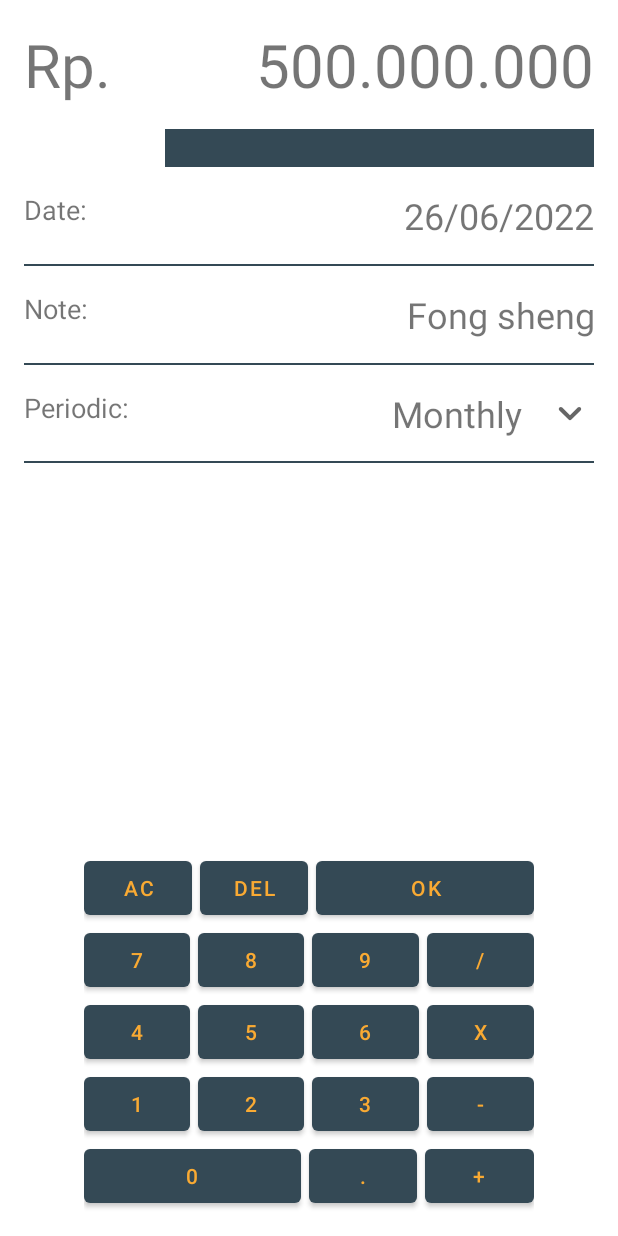
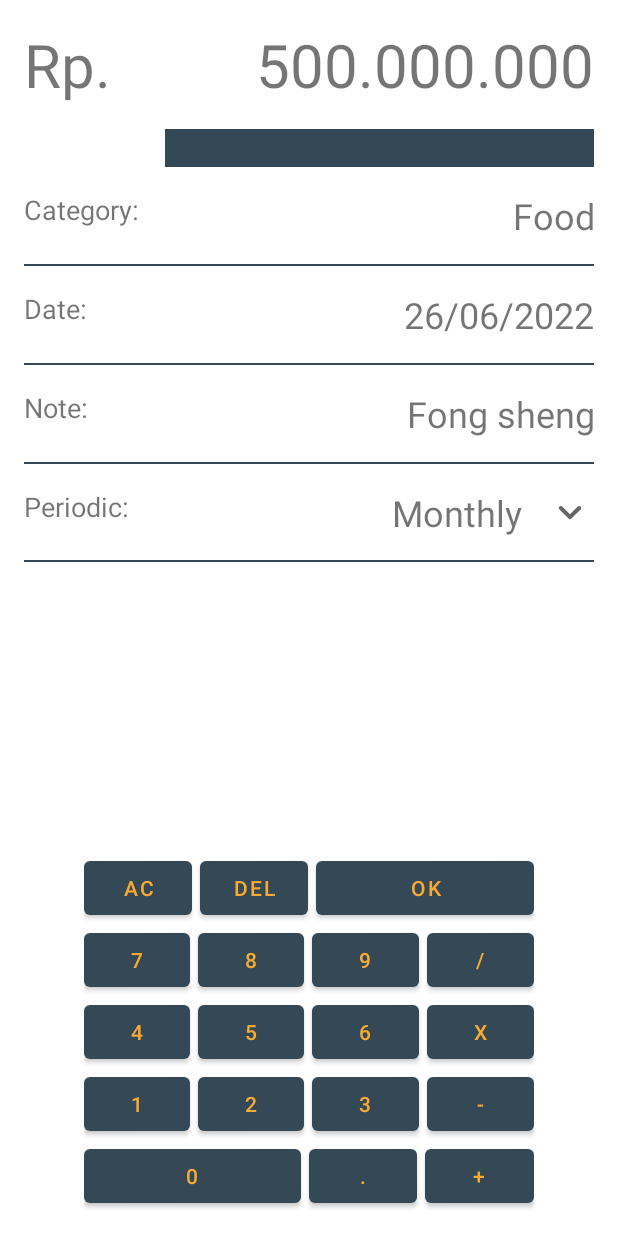
Before and after one commit to arnoldjas/fincord, an Android app: the layout fragment_detail.xml on its own in the app's theme, with its tools: preview values and no code run, on a phone screen of 412 x 824 dp. Run offline under Robolectric (Android 15) with nearby library versions, the phone set to English and light mode, and no system bars.

Commit message:
develop detail ui

```diff
--- a/app/src/main/res/layout/fragment_detail.xml
+++ b/app/src/main/res/layout/fragment_detail.xml
@@ -45,15 +45,15 @@
         app:layout_constraintStart_toStartOf="parent"
         android:layout_marginStart="16dp"
         android:layout_marginTop="16dp"
-        android:text="Date:"
+        android:text="Category:"
         android:textSize="18dp"/>
 
     <TextView
-        android:id="@+id/date"
+        android:id="@+id/category"
         android:layout_width="match_parent"
         android:layout_height="wrap_content"
         app:layout_constraintTop_toBottomOf="@id/divider1"
-        tools:text="26/06/2022"
+        tools:text="Food"
         android:gravity="end"
         android:textSize="24dp"
         android:layout_margin="16dp"/>
@@ -65,7 +65,7 @@
         app:dividerInsetStart="16dp"
         app:dividerInsetEnd="16dp"
         android:layout_marginTop="16dp"
-        app:layout_constraintTop_toBottomOf="@+id/date"/>
+        app:layout_constraintTop_toBottomOf="@+id/category"/>
 
     <TextView
         android:layout_width="wrap_content"
@@ -74,14 +74,15 @@
         app:layout_constraintStart_toStartOf="parent"
         android:layout_marginStart="16dp"
         android:layout_marginTop="16dp"
-        android:text="Note:"
+        android:text="Date:"
         android:textSize="18dp"/>
+
     <TextView
-        android:id="@+id/note"
+        android:id="@+id/date"
         android:layout_width="match_parent"
         android:layout_height="wrap_content"
         app:layout_constraintTop_toBottomOf="@id/divider2"
-        tools:text="Fong sheng"
+        tools:text="26/06/2022"
         android:gravity="end"
         android:textSize="24dp"
         android:layout_margin="16dp"/>
@@ -93,12 +94,40 @@
         app:dividerInsetStart="16dp"
         app:dividerInsetEnd="16dp"
         android:layout_marginTop="16dp"
+        app:layout_constraintTop_toBottomOf="@+id/date"/>
+
+    <TextView
+        android:layout_width="wrap_content"
+        android:layout_height="wrap_content"
+        app:layout_constraintTop_toBottomOf="@id/divider3"
+        app:layout_constraintStart_toStartOf="parent"
+        android:layout_marginStart="16dp"
+        android:layout_marginTop="16dp"
+        android:text="Note:"
+        android:textSize="18dp"/>
+    <TextView
+        android:id="@+id/note"
+        android:layout_width="match_parent"
+        android:layout_height="wrap_content"
+        app:layout_constraintTop_toBottomOf="@id/divider3"
+        tools:text="Fong sheng"
+        android:gravity="end"
+        android:textSize="24dp"
+        android:layout_margin="16dp"/>
+
+    <com.google.android.material.divider.MaterialDivider
+        android:id="@+id/divider4"
+        android:layout_width="match_parent"
+        android:layout_height="wrap_content"
+        app:dividerInsetStart="16dp"
+        app:dividerInsetEnd="16dp"
+        android:layout_marginTop="16dp"
         app:layout_constraintTop_toBottomOf="@+id/note"/>
 
     <TextView
         android:layout_width="wrap_content"
         android:layout_height="wrap_content"
-        app:layout_constraintTop_toBottomOf="@id/divider3"
+        app:layout_constraintTop_toBottomOf="@id/divider4"
         app:layout_constraintStart_toStartOf="parent"
         android:layout_marginStart="16dp"
         android:layout_marginTop="16dp"
@@ -109,7 +138,7 @@
         android:id="@+id/periodic"
         android:layout_width="0dp"
         android:layout_height="wrap_content"
-        app:layout_constraintTop_toBottomOf="@id/divider3"
+        app:layout_constraintTop_toBottomOf="@id/divider4"
         app:layout_constraintEnd_toStartOf="@id/dropdown_menu"
         tools:text="Monthly"
         android:gravity="end"
@@ -120,14 +149,14 @@
         android:id="@+id/dropdown_menu"
         android:layout_width="32dp"
         android:layout_height="32dp"
-        app:layout_constraintTop_toBottomOf="@id/divider3"
+        app:layout_constraintTop_toBottomOf="@id/divider4"
         app:layout_constraintEnd_toEndOf="parent"
         android:src="@drawable/ic_arrow_down"
         android:layout_marginTop="16dp"
         android:layout_marginEnd="16dp"/>
 
     <com.google.android.material.divider.MaterialDivider
-        android:id="@+id/divider4"
+        android:id="@+id/divider5"
         android:layout_width="match_parent"
         android:layout_height="wrap_content"
         app:dividerInsetStart="16dp"
```
